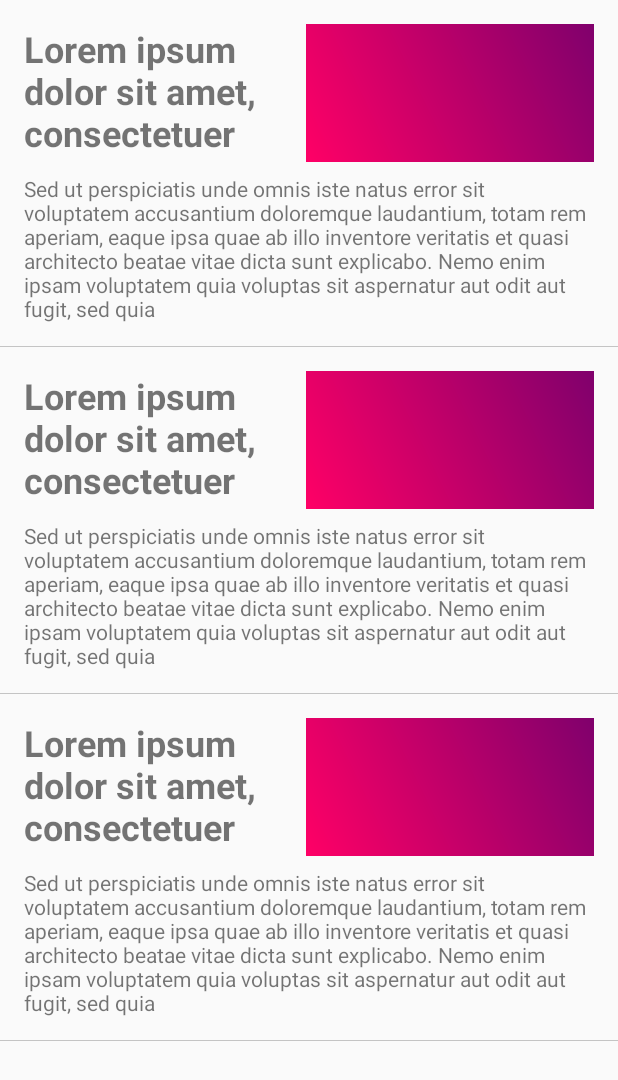
After one commit to softmarshmallow/inked-android-studio, an Android app: the layout fragment_plain_news_list.xml on its own in the app's theme, with its tools: preview values and no code run, on a phone screen of 412 x 824 dp. The commit adds this screen. Shown: the top 1080 px of the screen. Run offline under Robolectric (Android 15) with nearby library versions, the phone set to English and light mode, and no system bars.

Commit message:
news list implementation

```diff
--- a/app/build.gradle
+++ b/app/build.gradle
@@ -46,6 +46,9 @@ dependencies {
     // Material Calendar
     implementation 'com.github.prolificinteractive:material-calendarview:2.0.0'
 
+    // Custom WebView
+    implementation 'com.thefinestartist:finestwebview:1.2.7'
+
     // Navigation Tab bar
     implementation 'devlight.io:navigationtabbar:1.2.5'
     // Empty state view
@@ -54,6 +57,8 @@ dependencies {
     implementation 'com.yarolegovich:discrete-scrollview:1.4.7'
     // CircleImageView
     implementation 'de.hdodenhof:circleimageview:2.2.0'
+    // Rounded Image View
+    implementation 'com.makeramen:roundedimageview:2.3.0'
     // Gson
     implementation 'com.google.code.gson:gson:2.8.2'
     // Glide
--- a/app/src/main/AndroidManifest.xml
+++ b/app/src/main/AndroidManifest.xml
@@ -27,6 +27,8 @@
         </activity>
         <activity android:name=".Views.StockCalendar.StockCalendarActivity">
         </activity>
+        <activity android:name=".Views.DeveloperView.TestViews.TestNotificationActivity">
+        </activity>
     </application>
 
 </manifest>
--- a/app/src/main/java/com/inked_lab/inked/MockDataSource/FakeDatabase.kt
+++ b/app/src/main/java/com/inked_lab/inked/MockDataSource/FakeDatabase.kt
@@ -4,6 +4,8 @@ class FakeDatabase private constructor() {
 
     // All the DAOs go here!
     var alertsDao = FakeAlertsDao()
+        private set
+    var newsDao = FakeNewsDao()
         private set
 
     companion object {
--- a/app/src/main/java/com/inked_lab/inked/Models/AlertModel.kt
+++ b/app/src/main/java/com/inked_lab/inked/Models/AlertModel.kt
@@ -2,7 +2,7 @@ package com.inked_lab.inked.Models
 
 import io.realm.RealmObject
 
-data class AlertModel(val ID: String): RealmObject() {
+data class AlertModel(val ID: String) {
     var content: String = "nothing to display"
     var time: String = "2018.12.25:12:12:12"
     var humanTime: String = "23 sec ago"
--- a/app/src/main/java/com/inked_lab/inked/Models/CompanyModel.kt
+++ b/app/src/main/java/com/inked_lab/inked/Models/CompanyModel.kt
@@ -1,7 +1,11 @@
 package com.inked_lab.inked.Models
 
 
-class KRXStockCompanyModel{
+open class CompanyModel{
     var companyName: String = ""
+    var companyCategory: String = ""
+}
+
+class KRXStockCompanyModel: CompanyModel() {
     var companyCode: String = ""
 }
--- a/app/src/main/java/com/inked_lab/inked/Models/IncidentModel.kt
+++ b/app/src/main/java/com/inked_lab/inked/Models/IncidentModel.kt
@@ -1,9 +1,10 @@
 package com.inked_lab.inked.Models
+
 
 class AnalyzedIncidentModel{
 
     var incidentName: String = ""
     var incidentType: String = ""
     var relatedNews: MutableList<AnalyzedNewsModel> = mutableListOf()
-//    var relatedCompanies: MutableList<>
+    var relatedCompanies: MutableList<CompanyModel> = mutableListOf()
 }
--- /dev/null
+++ b/app/src/main/res/drawable/gradient_default.xml
@@ -0,0 +1,8 @@
+<?xml version="1.0" encoding="utf-8"?>
+<shape xmlns:android="http://schemas.android.com/apk/res/android" android:shape="rectangle" >
+    <gradient
+        android:type="linear"
+        android:startColor="#FFFF0066"
+        android:endColor="#FF80006C"
+        android:angle="45"/>
+</shape>
--- a/app/src/main/res/layout/card_news_item.xml
+++ b/app/src/main/res/layout/card_news_item.xml
@@ -8,8 +8,8 @@
 
     <TextView
         android:id="@+id/textView"
-        android:layout_width="252dp"
-        android:layout_height="0dp"
+        android:layout_width="180dp"
+        android:layout_height="92dp"
         android:layout_marginStart="16dp"
         android:layout_marginLeft="16dp"
         android:layout_marginTop="16dp"
@@ -25,6 +25,7 @@
         app:layout_constraintTop_toTopOf="parent"/>
 
     <TextView
+        android:id="@+id/textView2"
         android:layout_width="0dp"
         android:layout_height="wrap_content"
         android:layout_marginStart="16dp"
@@ -39,6 +40,21 @@
         app:layout_constraintStart_toStartOf="parent"
         app:layout_constraintTop_toBottomOf="@+id/textView"/>
 
+    <ImageView
+        android:layout_width="0dp"
+        android:layout_height="0dp"
+        android:layout_marginStart="8dp"
+        android:layout_marginLeft="8dp"
+        android:layout_marginTop="16dp"
+        android:layout_marginEnd="16dp"
+        android:layout_marginRight="16dp"
+        android:layout_marginBottom="8dp"
+        android:src="@drawable/gradient_default"
+        app:layout_constraintBottom_toTopOf="@+id/textView2"
+        app:layout_constraintEnd_toEndOf="parent"
+        app:layout_constraintStart_toEndOf="@+id/textView"
+        app:layout_constraintTop_toTopOf="parent"/>
+
     <View
         android:id="@+id/view"
         android:layout_width="match_parent"
--- /dev/null
+++ b/app/src/main/res/layout/fragment_plain_news_list.xml
@@ -0,0 +1,24 @@
+<?xml version="1.0" encoding="utf-8"?>
+<FrameLayout
+    xmlns:android="http://schemas.android.com/apk/res/android"
+    xmlns:tools="http://schemas.android.com/tools"
+    android:layout_width="match_parent"
+    android:layout_height="match_parent"
+    tools:context=".Views.PlainNewsListView.PlainNewsListFragment">
+
+    <ScrollView
+        android:layout_width="match_parent"
+        android:layout_height="wrap_content">
+        <LinearLayout
+            android:layout_width="match_parent"
+            android:layout_height="wrap_content">
+
+            <android.support.v7.widget.RecyclerView
+                android:layout_width="match_parent"
+                android:layout_height="wrap_content"
+                tools:listitem="@layout/card_news_item">
+
+            </android.support.v7.widget.RecyclerView>
+        </LinearLayout>
+    </ScrollView>
+</FrameLayout>
```
Also changed, not shown: app/src/main/java/com/inked_lab/inked/MockDataSource/FakeNewsDao.kt (added, +20 -0 lines), app/src/main/java/com/inked_lab/inked/MockDataSource/NewsMockDataSource.kt (+13 -7 lines), app/src/main/java/com/inked_lab/inked/Models/PlainNewsModel.kt (renamed from app/src/main/java/com/inked_lab/inked/Models/NewsModel.kt, +3 -5 lines), app/src/main/java/com/inked_lab/inked/Views/DeveloperView/DeveloperSettingsActivity.kt (+10 -0 lines), app/src/main/java/com/inked_lab/inked/Views/DeveloperView/TestViews/TestNotificationActivity.kt (added, +56 -0 lines), app/src/main/java/com/inked_lab/inked/Views/PlainNewsListView/PlainNewsListFragment.kt (added, +31 -0 lines), app/src/main/java/com/inked_lab/inked/Views/PlainNewsListView/PlainNewsListViewModel.kt (added, +7 -0 lines), app/src/main/res/layout/activity_test_notification.xml (added, +16 -0 lines), app/src/main/res/xml/pref_hidden_views.xml (+7 -0 lines).
